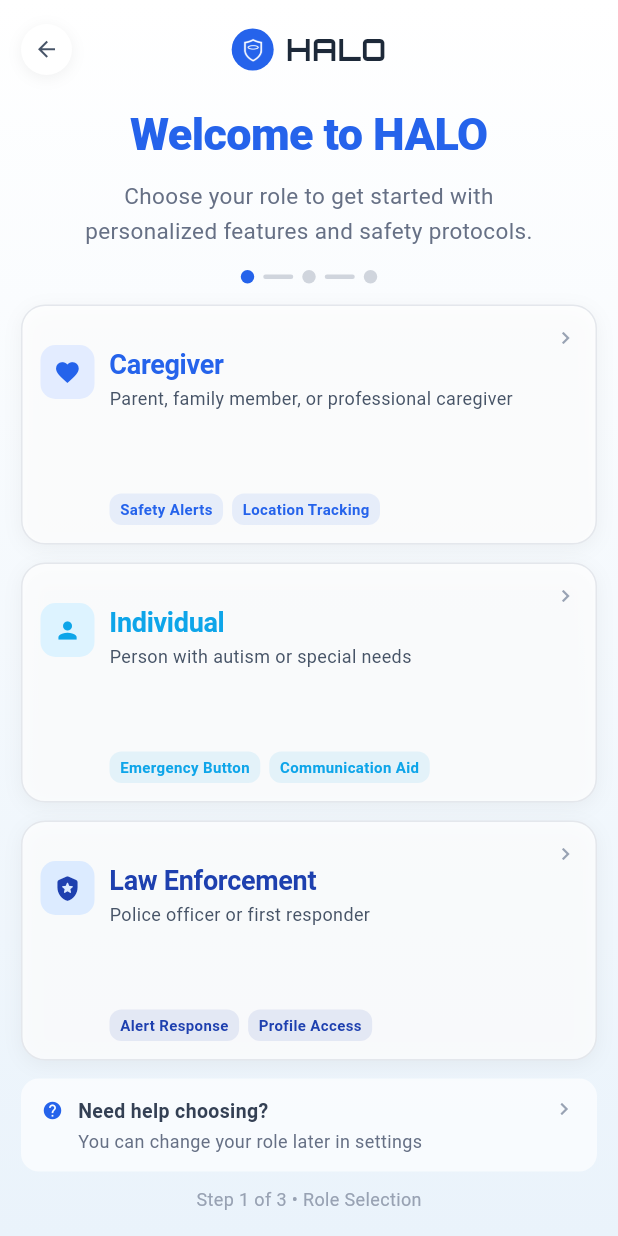
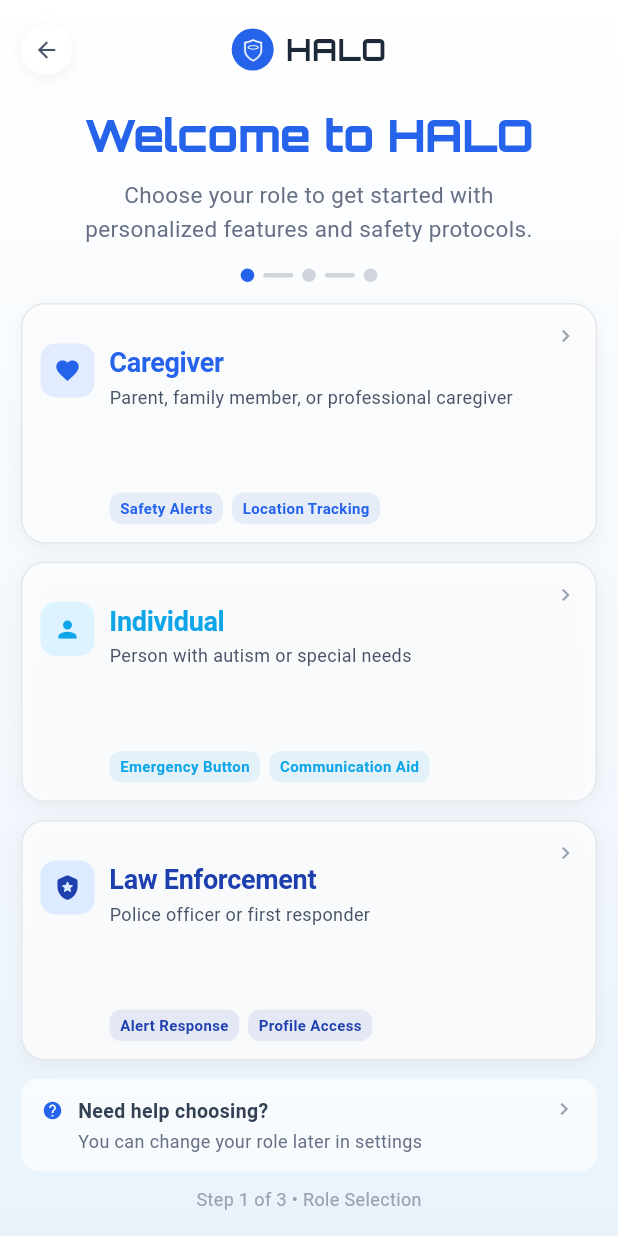
Before and after one commit to Delee-theDeveloper/NEDO_HALO, a Flutter app: the screen it shows after launch, on a phone screen of 412 x 824 dp. Run offline on Flutter 3.47's test engine with Material 3 defaults, Android fonts, the phone set to English and light mode, and no system bars.

Commit message:
Finalizing the design to homepage

```diff
--- a/lib/main.dart
+++ b/lib/main.dart
@@ -1,6 +1,6 @@
 import 'package:flutter/material.dart';
 import 'core/theme.dart'; // EXACT
-import 'screens/halo_intro_screen.dart';
+import 'splash_page.dart';
 
 void main() {
   runApp(const NedoHaloApp());
@@ -15,7 +15,7 @@ class NedoHaloApp extends StatelessWidget {
       title: 'NEDO HALO',
       debugShowCheckedModeBanner: false,
       theme: AppTheme.myHaloTheme,
-      home: const HaloIntroScreen(),
+      home: const SplashPage(),
     );
   }
 }
--- a/lib/screens/halo_intro_screen.dart
+++ b/lib/screens/halo_intro_screen.dart
@@ -119,6 +119,7 @@ class HaloIntroScreen extends StatelessWidget {
                     child: Text(
                       'Welcome to HALO',
                       style: TextStyle(
+                        fontFamily: 'Orbitron',
                         fontSize: 30,
                         fontWeight: FontWeight.w800,
                         color: Color(0xFF2563EB),
--- a/lib/splash_page.dart
+++ b/lib/splash_page.dart
@@ -1,5 +1,5 @@
 import 'package:flutter/material.dart';
-import 'home_page.dart';
+import 'screens/halo_intro_screen.dart';
 
 class SplashPage extends StatefulWidget {
   const SplashPage({super.key});
@@ -16,7 +16,7 @@ class _SplashPageState extends State<SplashPage> {
     Future.delayed(const Duration(seconds: 2), () {
       Navigator.pushReplacement(
         context,
-        MaterialPageRoute(builder: (_) => const HomePage()),
+        MaterialPageRoute(builder: (_) => const HaloIntroScreen()),
       );
     });
   }
```
Also changed, not shown: pubspec.yaml (+8 -0 lines), assets/images/halo_icon.png (added), pubspec.lock, 28 other files.
